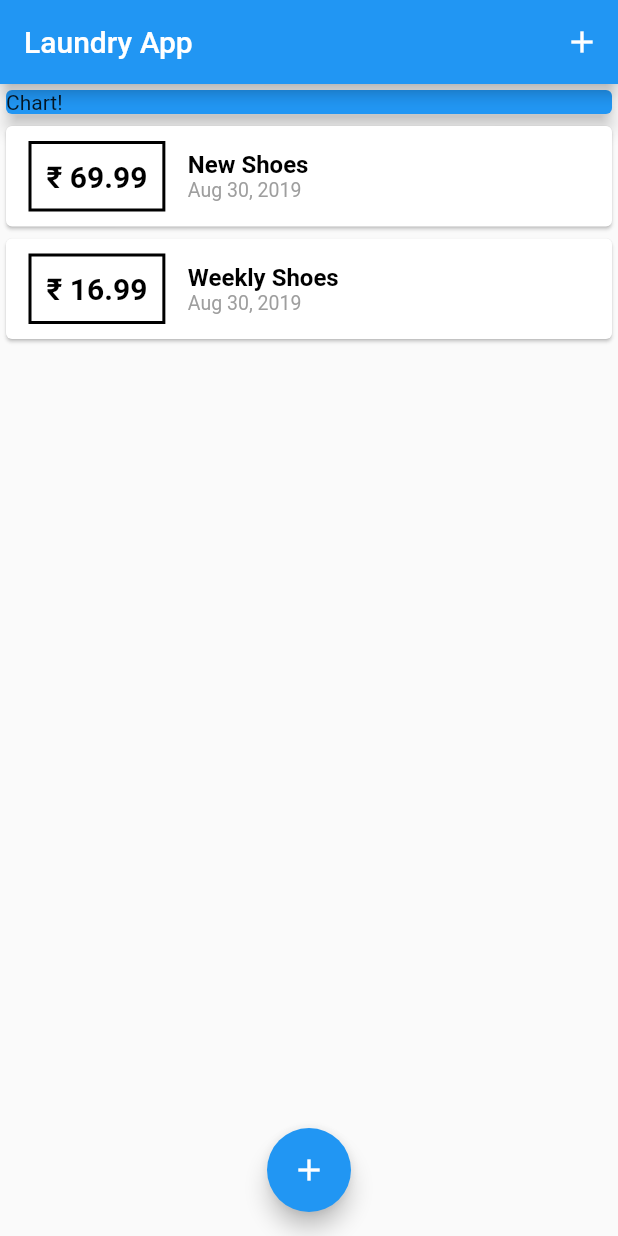
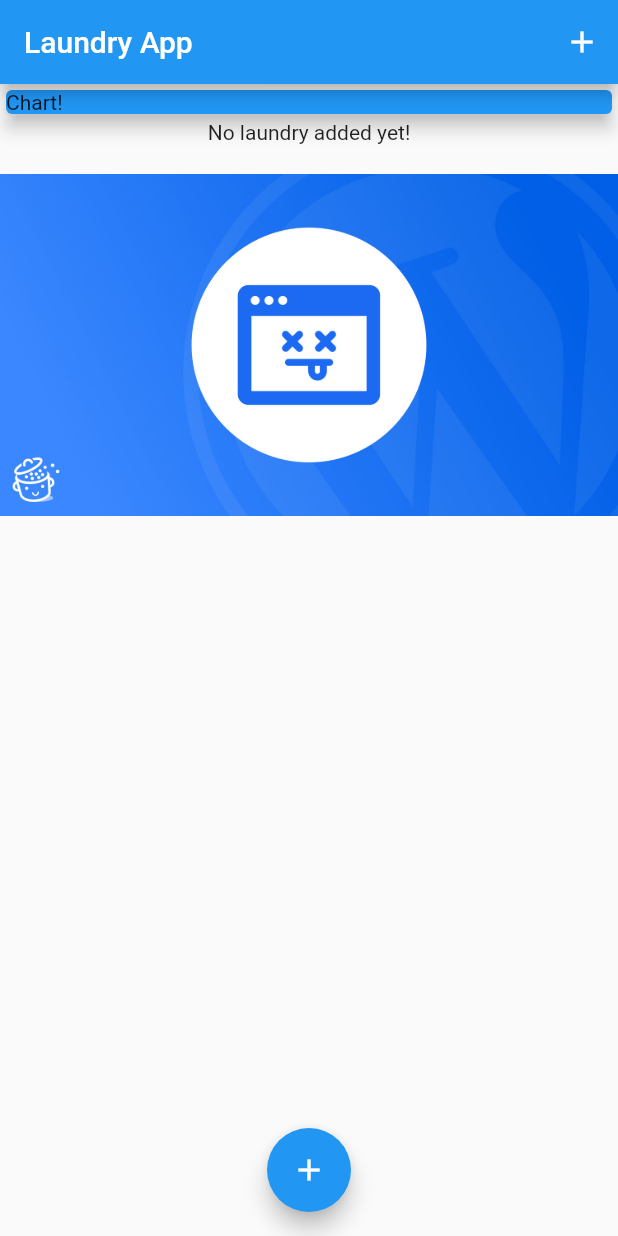
Before and after one commit to payafterwork/Expense-Earning-Tracker-App-for-Android-iOS-both-in-single-codebase-built-with-Flutter-Dart, a Flutter app: the screen it shows after launch, on a phone screen of 412 x 824 dp. Run offline on Flutter 3.47's test engine with Material 2 defaults, Android fonts, the phone set to English and light mode, and no system bars.

```diff
--- a/lib/main.dart
+++ b/lib/main.dart
@@ -31,18 +31,18 @@ class MyHomePage extends StatefulWidget {
 
 class _MyHomePageState extends State<MyHomePage> {
   final List<Transaction> _userTransactions = [
-    Transaction(
-      id: 't1',
-      title: 'New Shoes',
-      amount: 69.99,
-      date: DateTime.now()
-     ),
-     Transaction(
-      id: 't2',
-      title: 'Weekly Shoes',
-      amount: 16.99,
-      date: DateTime.now()
-     ),
+    // Transaction(
+    //   id: 't1',
+    //   title: 'New Shoes',
+    //   amount: 69.99,
+    //   date: DateTime.now()
+    //  ),
+    //  Transaction(
+    //   id: 't2',
+    //   title: 'Weekly Shoes',
+    //   amount: 16.99,
+    //   date: DateTime.now()
+    //  ),
   ];
 
   void _addNewTransaction(String txTitle, double txAmount){
--- a/lib/transaction_list.dart
+++ b/lib/transaction_list.dart
@@ -10,7 +10,22 @@ import 'package:intl/intl.dart';
     return
     Container(
     height: 500,
-    child:ListView.builder(
+    child: transactions.isEmpty ?
+    Column(children: <Widget>[
+      Text('No laundry added yet!'),
+      SizedBox(
+        height: 20,
+      ),
+      Container(
+        child:Image.asset(
+          'assets/images/waiting.jpg',
+          fit:BoxFit.cover,
+          )
+        ),
+      ],
+      )
+      :
+      ListView.builder(
           itemBuilder: (ctx, index){ // Loads data as seen on screen, and renders hidden ones slowly as they come visible
               return Card(
                     child:Row(children: <Widget>[
--- a/pubspec.yaml
+++ b/pubspec.yaml
@@ -42,9 +42,8 @@ flutter:
   uses-material-design: true
 
   # To add assets to your application, add an assets section, like this:
-  # assets:
-  #  - images/a_dot_burr.jpeg
-  #  - images/a_dot_ham.jpeg
+  assets:
+   - assets/images/waiting.jpg
 
   # An image asset can refer to one or more resolution-specific "variants", see
   # https://flutter.dev/assets-and-images/#resolution-aware.
```
Also changed, not shown: assets/images/waiting.jpg (added).
